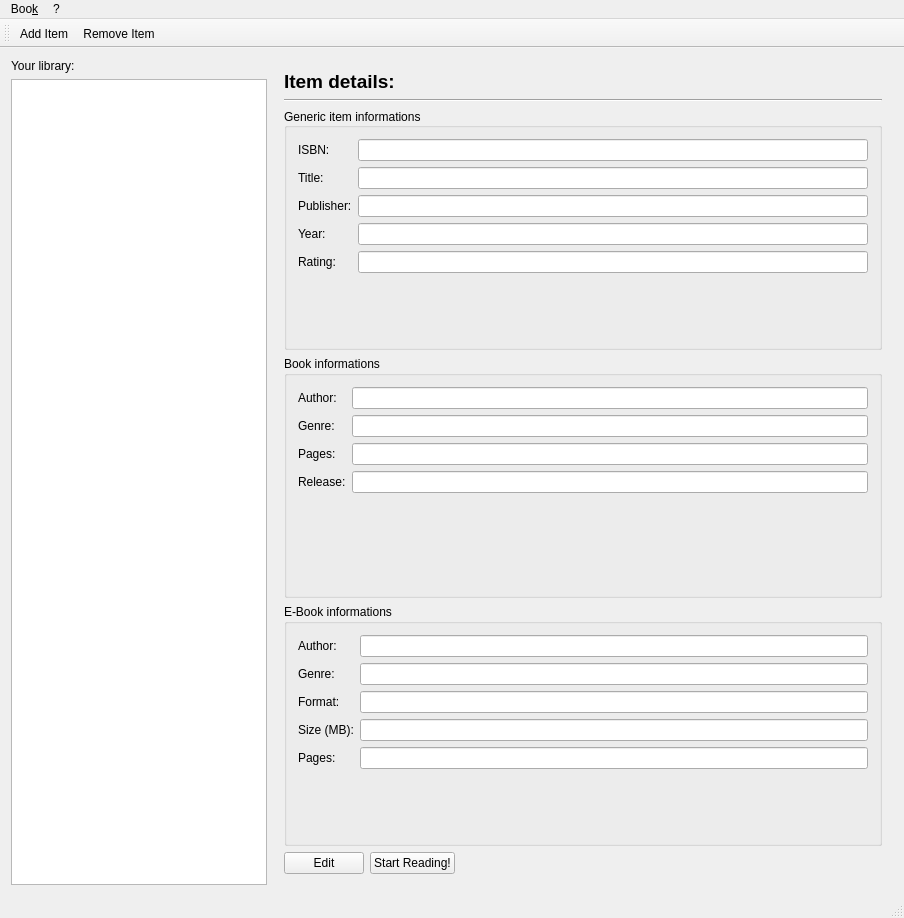
This is mainwindow.ui in SouPMG/BookApp as Qt 5 draws it before an edit. The edited form follows.
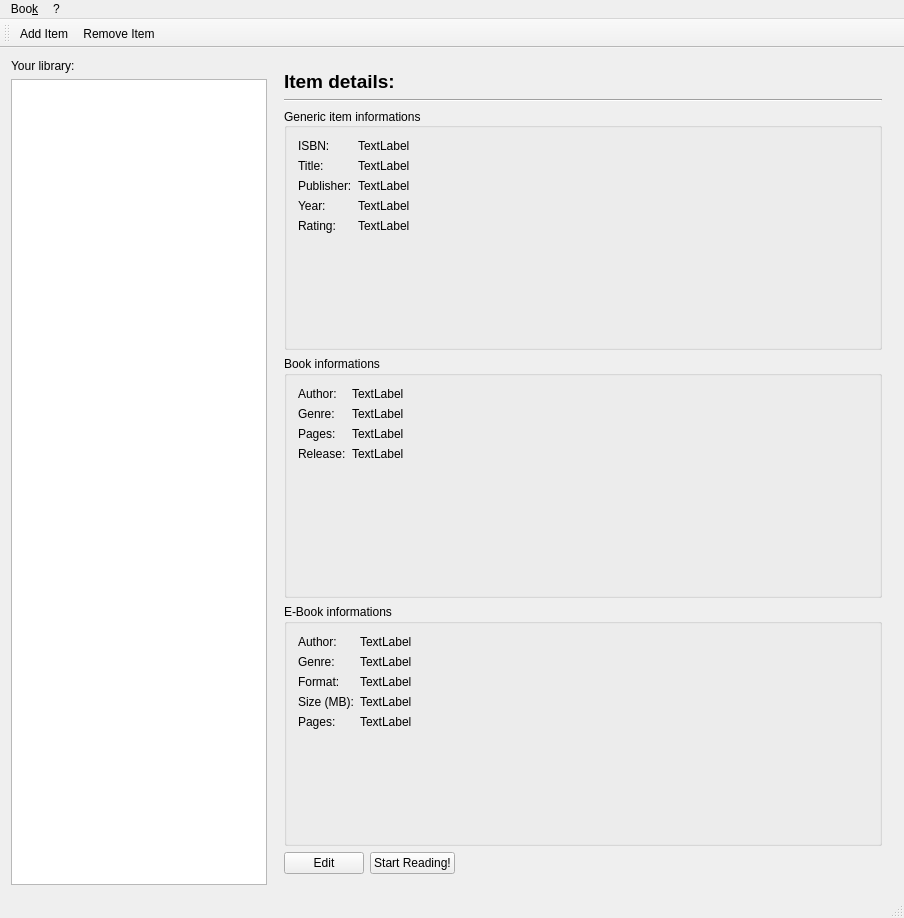
This is the edited form. The open tabs and pages were chosen to show the change.

Commit message: Used labels instead of line edits for displaying data

```diff
--- a/mainwindow.ui
+++ b/mainwindow.ui
@@ -112,9 +112,6 @@
                    </property>
                   </widget>
                  </item>
-                 <item row="0" column="1">
-                  <widget class="QLineEdit" name="isbnData"/>
-                 </item>
                  <item row="1" column="0">
                   <widget class="QLabel" name="titleLabel">
                    <property name="text">
@@ -122,9 +119,6 @@
                    </property>
                   </widget>
                  </item>
-                 <item row="1" column="1">
-                  <widget class="QLineEdit" name="titleData"/>
-                 </item>
                  <item row="2" column="0">
                   <widget class="QLabel" name="publisherLabel">
                    <property name="text">
@@ -132,9 +126,6 @@
                    </property>
                   </widget>
                  </item>
-                 <item row="2" column="1">
-                  <widget class="QLineEdit" name="publisherData"/>
-                 </item>
                  <item row="3" column="0">
                   <widget class="QLabel" name="yearLabel">
                    <property name="text">
@@ -142,9 +133,6 @@
                    </property>
                   </widget>
                  </item>
-                 <item row="3" column="1">
-                  <widget class="QLineEdit" name="yearData"/>
-                 </item>
                  <item row="4" column="0">
                   <widget class="QLabel" name="ratingLabel">
                    <property name="text">
@@ -152,8 +140,40 @@
                    </property>
                   </widget>
                  </item>
+                 <item row="0" column="1">
+                  <widget class="QLabel" name="isbnData">
+                   <property name="text">
+                    <string>TextLabel</string>
+                   </property>
+                  </widget>
+                 </item>
+                 <item row="1" column="1">
+                  <widget class="QLabel" name="titleData">
+                   <property name="text">
+                    <string>TextLabel</string>
+                   </property>
+                  </widget>
+                 </item>
+                 <item row="2" column="1">
+                  <widget class="QLabel" name="publisherData">
+                   <property name="text">
+                    <string>TextLabel</string>
+                   </property>
+                  </widget>
+                 </item>
+                 <item row="3" column="1">
+                  <widget class="QLabel" name="yearData">
+                   <property name="text">
+                    <string>TextLabel</string>
+                   </property>
+                  </widget>
+                 </item>
                  <item row="4" column="1">
-                  <widget class="QLineEdit" name="ratingData"/>
+                  <widget class="QLabel" name="ratingData">
+                   <property name="text">
+                    <string>TextLabel</string>
+                   </property>
+                  </widget>
                  </item>
                 </layout>
                </item>
@@ -177,9 +197,6 @@
                    </property>
                   </widget>
                  </item>
-                 <item row="0" column="1">
-                  <widget class="QLineEdit" name="bookAuthorData"/>
-                 </item>
                  <item row="1" column="0">
                   <widget class="QLabel" name="bookGenreLabel">
                    <property name="text">
@@ -187,9 +204,6 @@
                    </property>
                   </widget>
                  </item>
-                 <item row="1" column="1">
-                  <widget class="QLineEdit" name="bookGenreData"/>
-                 </item>
                  <item row="2" column="0">
                   <widget class="QLabel" name="bookPagesLabel">
                    <property name="text">
@@ -197,9 +211,6 @@
                    </property>
                   </widget>
                  </item>
-                 <item row="2" column="1">
-                  <widget class="QLineEdit" name="bookPagesData"/>
-                 </item>
                  <item row="3" column="0">
                   <widget class="QLabel" name="bookReleaseLabel">
                    <property name="text">
@@ -207,8 +218,33 @@
                    </property>
                   </widget>
                  </item>
+                 <item row="0" column="1">
+                  <widget class="QLabel" name="bookAuthorData">
+                   <property name="text">
+                    <string>TextLabel</string>
+                   </property>
+                  </widget>
+                 </item>
+                 <item row="1" column="1">
+                  <widget class="QLabel" name="bookGenreData">
+                   <property name="text">
+                    <string>TextLabel</string>
+                   </property>
+                  </widget>
+                 </item>
+                 <item row="2" column="1">
+                  <widget class="QLabel" name="bookPagesData">
+                   <property name="text">
+                    <string>TextLabel</string>
+                   </property>
+                  </widget>
+                 </item>
                  <item row="3" column="1">
-                  <widget class="QLineEdit" name="bookReleaseData"/>
+                  <widget class="QLabel" name="bookReleaseData">
+                   <property name="text">
+                    <string>TextLabel</string>
+                   </property>
+                  </widget>
                  </item>
                 </layout>
                </item>
@@ -230,9 +266,6 @@
                    </property>
                   </widget>
                  </item>
-                 <item row="0" column="1">
-                  <widget class="QLineEdit" name="eBookAuthorData"/>
-                 </item>
                  <item row="1" column="0">
                   <widget class="QLabel" name="eBookGenreLabel">
                    <property name="text">
@@ -240,9 +273,6 @@
                    </property>
                   </widget>
                  </item>
-                 <item row="1" column="1">
-                  <widget class="QLineEdit" name="eBookGenreData"/>
-                 </item>
                  <item row="2" column="0">
                   <widget class="QLabel" name="eBookFormatLabel">
                    <property name="text">
@@ -250,9 +280,6 @@
                    </property>
                   </widget>
                  </item>
-                 <item row="2" column="1">
-                  <widget class="QLineEdit" name="eBookFormatData"/>
-                 </item>
                  <item row="3" column="0">
                   <widget class="QLabel" name="eBookSizeLabel">
                    <property name="text">
@@ -260,9 +287,6 @@
                    </property>
                   </widget>
                  </item>
-                 <item row="3" column="1">
-                  <widget class="QLineEdit" name="eBookSizeData"/>
-                 </item>
                  <item row="4" column="0">
                   <widget class="QLabel" name="eBookPagesLabel">
                    <property name="text">
@@ -270,8 +294,40 @@
                    </property>
                   </widget>
                  </item>
+                 <item row="0" column="1">
+                  <widget class="QLabel" name="eBookAuthorData">
+                   <property name="text">
+                    <string>TextLabel</string>
+                   </property>
+                  </widget>
+                 </item>
+                 <item row="1" column="1">
+                  <widget class="QLabel" name="eBookGenreData">
+                   <property name="text">
+                    <string>TextLabel</string>
+                   </property>
+                  </widget>
+                 </item>
+                 <item row="2" column="1">
+                  <widget class="QLabel" name="eBookFormatData">
+                   <property name="text">
+                    <string>TextLabel</string>
+                   </property>
+                  </widget>
+                 </item>
+                 <item row="3" column="1">
+                  <widget class="QLabel" name="eBookSizeData">
+                   <property name="text">
+                    <string>TextLabel</string>
+                   </property>
+                  </widget>
+                 </item>
                  <item row="4" column="1">
-                  <widget class="QLineEdit" name="eBookPagesData"/>
+                  <widget class="QLabel" name="eBookPagesData">
+                   <property name="text">
+                    <string>TextLabel</string>
+                   </property>
+                  </widget>
                  </item>
                 </layout>
                </item>
```
Left out of the diff: 4 changed lines with no effect on the pictures.
